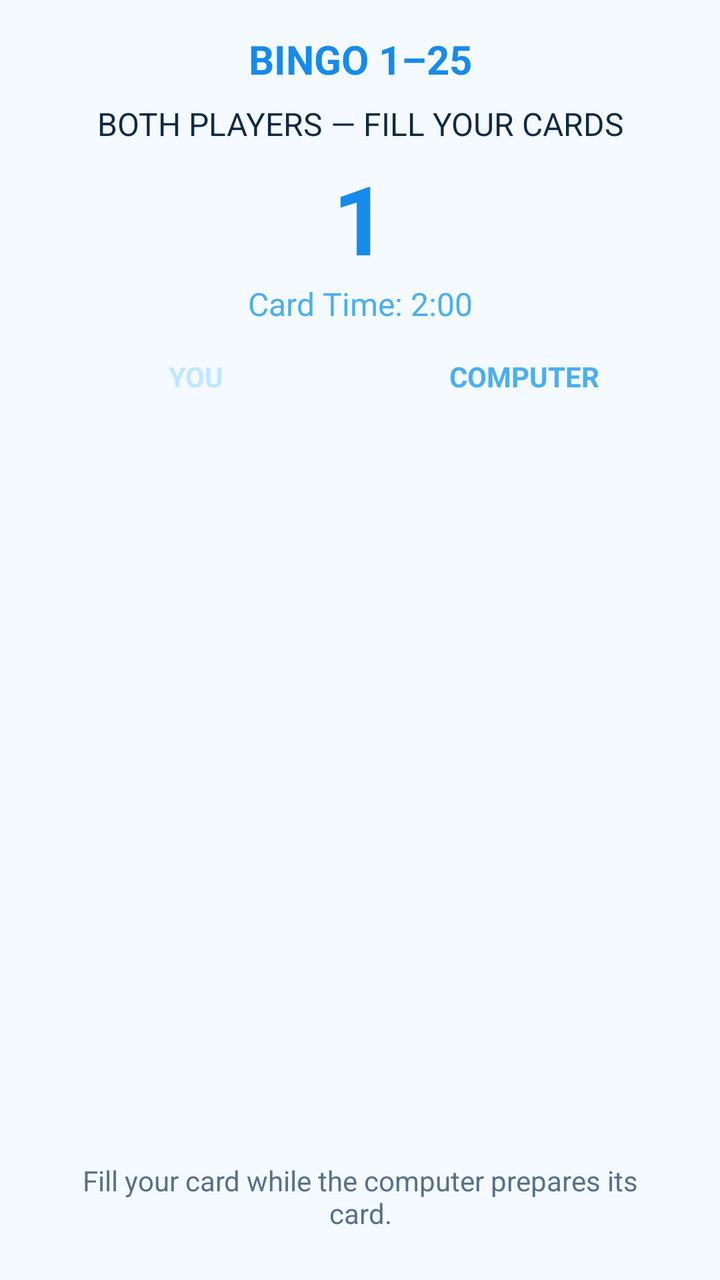
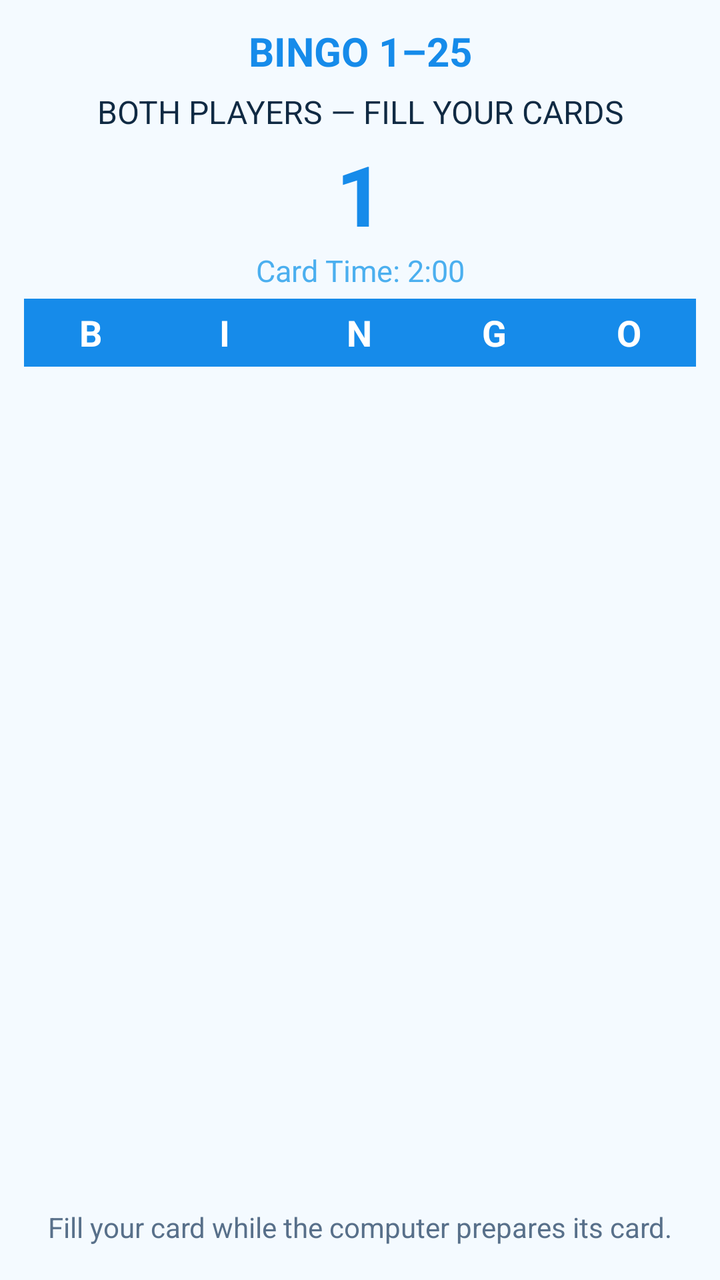

Screens rendered from an Android XML layout before and after an edit, with the pre-edit source and the edit as a unified diff.
<!-- AndroidManifest.xml: application theme Theme.Bingo125 -->
<!-- res/layout/activity_computer_game.xml -->
<?xml version="1.0" encoding="utf-8"?>
<LinearLayout xmlns:android="http://schemas.android.com/apk/res/android"
    android:layout_width="match_parent"
    android:layout_height="match_parent"
    android:background="@color/bg_deep"
    android:orientation="vertical"
    android:padding="16dp">

    <TextView
        android:layout_width="match_parent"
        android:layout_height="wrap_content"
        android:text="BINGO 1–25"
        android:textColor="@color/accent_gold"
        android:textStyle="bold"
        android:textSize="20sp"
        android:gravity="center" />

    <TextView
        android:id="@+id/textStatusLabel"
        android:layout_width="match_parent"
        android:layout_height="wrap_content"
        android:text="BOTH PLAYERS — FILL YOUR CARDS"
        android:textColor="@color/text_primary"
        android:textSize="16sp"
        android:gravity="center"
        android:layout_marginTop="8dp" />

    <TextView
        android:id="@+id/textBigNumber"
        android:layout_width="match_parent"
        android:layout_height="wrap_content"
        android:text="1"
        android:textColor="@color/accent_gold"
        android:textSize="48sp"
        android:textStyle="bold"
        android:gravity="center"
        android:layout_marginTop="4dp" />

    <TextView
        android:id="@+id/textTimer"
        android:layout_width="match_parent"
        android:layout_height="wrap_content"
        android:text="Card Time: 2:00"
        android:textColor="@color/accent_coral"
        android:textSize="16sp"
        android:gravity="center"
        android:layout_marginBottom="8dp" />

    <HorizontalScrollView
        android:id="@+id/calledScroll"
        android:layout_width="match_parent"
        android:layout_height="wrap_content"
        android:visibility="gone">
        <LinearLayout
            android:id="@+id/calledNumbersRow"
            android:layout_width="wrap_content"
            android:layout_height="wrap_content"
            android:orientation="horizontal"
            android:padding="4dp" />
    </HorizontalScrollView>

    <GridLayout
        android:id="@+id/callPad"
        android:layout_width="match_parent"
        android:layout_height="wrap_content"
        android:columnCount="5"
        android:rowCount="5"
        android:visibility="gone"
        android:layout_marginTop="4dp"
        android:layout_marginBottom="4dp" />

    <LinearLayout
        android:layout_width="match_parent"
        android:layout_height="wrap_content"
        android:orientation="horizontal"
        android:layout_marginTop="8dp"
        android:layout_marginBottom="4dp">
        <TextView
            android:layout_width="0dp"
            android:layout_height="wrap_content"
            android:layout_weight="1"
            android:text="YOU"
            android:textColor="@color/accent_mint"
            android:textStyle="bold"
            android:gravity="center" />
        <TextView
            android:layout_width="0dp"
            android:layout_height="wrap_content"
            android:layout_weight="1"
            android:text="COMPUTER"
            android:textColor="@color/accent_coral"
            android:textStyle="bold"
            android:gravity="center" />
    </LinearLayout>

    <GridLayout
        android:id="@+id/bingoGrid"
        android:layout_width="match_parent"
        android:layout_height="0dp"
        android:layout_weight="1"
        android:columnCount="5"
        android:rowCount="5"
        android:padding="@dimen/grid_padding" />

    <TextView
        android:id="@+id/textFooterStatus"
        android:layout_width="match_parent"
        android:layout_height="wrap_content"
        android:text="Fill your card while the computer prepares its card."
        android:textColor="@color/text_secondary"
        android:gravity="center"
        android:padding="8dp" />

    <Button
        android:id="@+id/btnCallNumber"
        android:layout_width="match_parent"
        android:layout_height="wrap_content"
        android:text="CALL NUMBER"
        android:textStyle="bold"
        android:visibility="gone"
        android:layout_marginTop="4dp" />

</LinearLayout>
<!-- resources referenced by this layout -->
<resources>
  <color name="accent_coral">#4BAFEF</color>
  <color name="accent_gold">#168BEA</color>
  <color name="accent_mint">#BFE8FF</color>
  <color name="bg_deep">#F4FAFF</color>
  <color name="text_primary">#102A43</color>
  <color name="text_secondary">#58708A</color>
  <dimen name="grid_padding">12dp</dimen>
  <style name="Theme.Bingo125" parent="Theme.MaterialComponents.DayNight.NoActionBar">
          <item name="colorPrimary">@color/accent_gold</item>
          <item name="colorPrimaryDark">@color/bg_deep</item>
          <item name="colorAccent">@color/accent_coral</item>
          <item name="android:windowBackground">@color/bg_deep</item>
          <item name="android:statusBarColor">@color/bg_deep</item>
      </style>
</resources>

<!-- the commit's change to res/layout/activity_computer_game.xml (unified diff, before → after) -->
@@ -4,7 +4,7 @@
     android:layout_height="match_parent"
     android:background="@color/bg_deep"
     android:orientation="vertical"
-    android:padding="16dp">
+    android:padding="12dp">
 
     <TextView
         android:layout_width="match_parent"
@@ -23,7 +23,7 @@
         android:textColor="@color/text_primary"
         android:textSize="16sp"
         android:gravity="center"
-        android:layout_marginTop="8dp" />
+        android:layout_marginTop="6dp" />
 
     <TextView
         android:id="@+id/textBigNumber"
@@ -31,10 +31,10 @@
         android:layout_height="wrap_content"
         android:text="1"
         android:textColor="@color/accent_gold"
-        android:textSize="48sp"
+        android:textSize="42sp"
         android:textStyle="bold"
         android:gravity="center"
-        android:layout_marginTop="4dp" />
+        android:layout_marginTop="2dp" />
 
     <TextView
         android:id="@+id/textTimer"
@@ -42,9 +42,9 @@
         android:layout_height="wrap_content"
         android:text="Card Time: 2:00"
         android:textColor="@color/accent_coral"
-        android:textSize="16sp"
+        android:textSize="15sp"
         android:gravity="center"
-        android:layout_marginBottom="8dp" />
+        android:layout_marginBottom="4dp" />
 
     <HorizontalScrollView
         android:id="@+id/calledScroll"
@@ -56,7 +56,7 @@
             android:layout_width="wrap_content"
             android:layout_height="wrap_content"
             android:orientation="horizontal"
-            android:padding="4dp" />
+            android:padding="2dp" />
     </HorizontalScrollView>
 
     <GridLayout
@@ -66,31 +66,20 @@
         android:columnCount="5"
         android:rowCount="5"
         android:visibility="gone"
-        android:layout_marginTop="4dp"
-        android:layout_marginBottom="4dp" />
+        android:layout_marginTop="2dp"
+        android:layout_marginBottom="3dp" />
 
     <LinearLayout
+        android:id="@+id/bingoHeader"
         android:layout_width="match_parent"
-        android:layout_height="wrap_content"
+        android:layout_height="34dp"
         android:orientation="horizontal"
-        android:layout_marginTop="8dp"
-        android:layout_marginBottom="4dp">
-        <TextView
-            android:layout_width="0dp"
-            android:layout_height="wrap_content"
-            android:layout_weight="1"
-            android:text="YOU"
-            android:textColor="@color/accent_mint"
-            android:textStyle="bold"
-            android:gravity="center" />
-        <TextView
-            android:layout_width="0dp"
-            android:layout_height="wrap_content"
-            android:layout_weight="1"
-            android:text="COMPUTER"
-            android:textColor="@color/accent_coral"
-            android:textStyle="bold"
-            android:gravity="center" />
+        android:background="@color/accent_gold">
+        <TextView android:layout_width="0dp" android:layout_height="match_parent" android:layout_weight="1" android:text="B" android:textColor="@color/white" android:textStyle="bold" android:textSize="18sp" android:gravity="center" />
+        <TextView android:layout_width="0dp" android:layout_height="match_parent" android:layout_weight="1" android:text="I" android:textColor="@color/white" android:textStyle="bold" android:textSize="18sp" android:gravity="center" />
+        <TextView android:layout_width="0dp" android:layout_height="match_parent" android:layout_weight="1" android:text="N" android:textColor="@color/white" android:textStyle="bold" android:textSize="18sp" android:gravity="center" />
+        <TextView android:layout_width="0dp" android:layout_height="match_parent" android:layout_weight="1" android:text="G" android:textColor="@color/white" android:textStyle="bold" android:textSize="18sp" android:gravity="center" />
+        <TextView android:layout_width="0dp" android:layout_height="match_parent" android:layout_weight="1" android:text="O" android:textColor="@color/white" android:textStyle="bold" android:textSize="18sp" android:gravity="center" />
     </LinearLayout>
 
     <GridLayout
@@ -100,7 +89,7 @@
         android:layout_weight="1"
         android:columnCount="5"
         android:rowCount="5"
-        android:padding="@dimen/grid_padding" />
+        android:padding="2dp" />
 
     <TextView
         android:id="@+id/textFooterStatus"
@@ -109,7 +98,7 @@
         android:text="Fill your card while the computer prepares its card."
         android:textColor="@color/text_secondary"
         android:gravity="center"
-        android:padding="8dp" />
+        android:padding="5dp" />
 
     <Button
         android:id="@+id/btnCallNumber"
@@ -118,6 +107,6 @@
         android:text="CALL NUMBER"
         android:textStyle="bold"
         android:visibility="gone"
-        android:layout_marginTop="4dp" />
+        android:layout_marginTop="2dp" />
 
 </LinearLayout>
<!-- resource entries referenced after the edit -->
@@ -2,11 +2,10 @@
 <resources>
   <color name="accent_coral">#4BAFEF</color>
   <color name="accent_gold">#168BEA</color>
-  <color name="accent_mint">#BFE8FF</color>
   <color name="bg_deep">#F4FAFF</color>
   <color name="text_primary">#102A43</color>
   <color name="text_secondary">#58708A</color>
-  <dimen name="grid_padding">12dp</dimen>
+  <color name="white">#FFFFFF</color>
   <style name="Theme.Bingo125" parent="Theme.MaterialComponents.DayNight.NoActionBar">
           <item name="colorPrimary">@color/accent_gold</item>
           <item name="colorPrimaryDark">@color/bg_deep</item>
